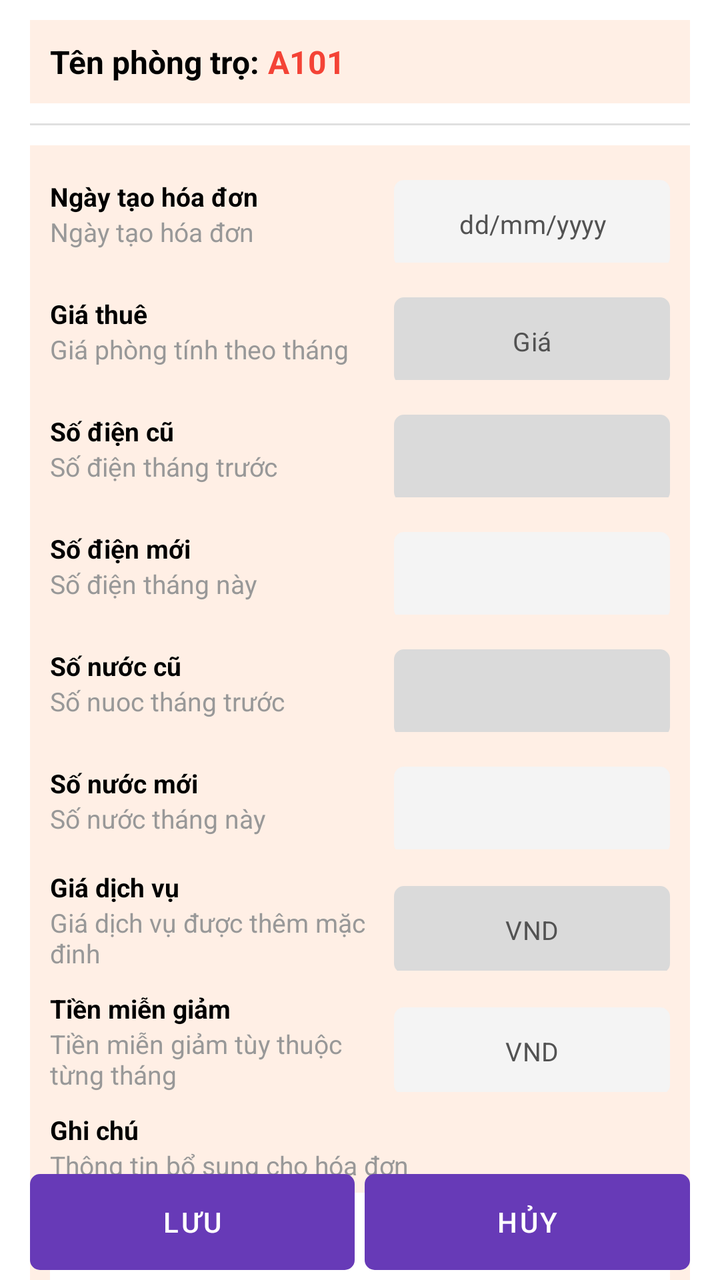
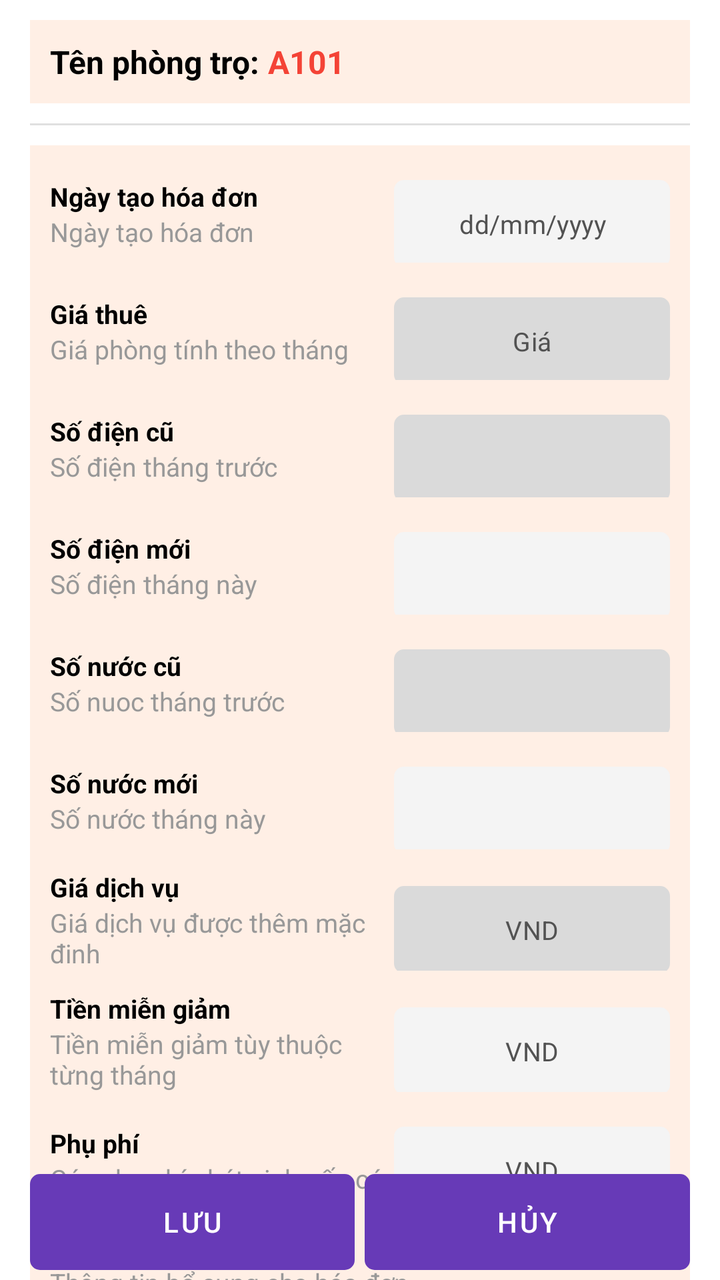

The first picture is an Android layout as it rendered before a commit; the second is the same layout after the commit. The layout source and the unified diff follow.
<!-- AndroidManifest.xml: application theme Theme.Motel -->
<!-- res/layout/fragment_create_bill_form.xml -->
<?xml version="1.0" encoding="utf-8"?>
<RelativeLayout xmlns:android="http://schemas.android.com/apk/res/android"
    xmlns:tools="http://schemas.android.com/tools"
    android:layout_width="match_parent"
    android:layout_height="match_parent"
    xmlns:app="http://schemas.android.com/apk/res-auto"
    android:orientation="vertical"
    android:paddingHorizontal="@dimen/PADDING_SIZE_DEFAULT"
    tools:context=".feature.createContract.CreateContractFormFragment">

    <androidx.core.widget.NestedScrollView
        android:layout_width="match_parent"
        android:layout_height="match_parent">

        <LinearLayout
            android:layout_width="match_parent"
            android:layout_height="match_parent"
            android:orientation="vertical">

            <LinearLayout
                android:layout_width="match_parent"
                android:layout_height="wrap_content"
                android:layout_marginVertical="@dimen/PADDING_SIZE_SMALL"
                android:background="@color/background4"
                android:padding="@dimen/PADDING_SIZE_SMALL">

                <TextView
                    android:layout_width="wrap_content"
                    android:layout_height="wrap_content"
                    android:text="Tên phòng trọ: "
                    android:textStyle="bold"
                    android:textColor="@color/black"
                    android:textSize="@dimen/TEXT_SIZE_LARGE"/>

                <TextView
                    android:id="@+id/tv_name"
                    android:layout_width="wrap_content"
                    android:layout_height="wrap_content"
                    android:text="A101"
                    android:textStyle="bold"
                    android:textColor="@color/red"
                    android:textSize="@dimen/TEXT_SIZE_LARGE"/>


            </LinearLayout>

            <com.google.android.material.divider.MaterialDivider
                android:layout_width="match_parent"
                android:layout_height="wrap_content"/>

            <LinearLayout
                android:orientation="vertical"
                android:layout_width="match_parent"
                android:layout_height="wrap_content"
                android:layout_marginVertical="@dimen/PADDING_SIZE_SMALL"
                android:background="@color/background4"
                android:weightSum="9"
                android:padding="@dimen/PADDING_SIZE_SMALL">



                <LinearLayout
                    android:layout_width="match_parent"
                    android:layout_height="wrap_content"
                    android:gravity="center_vertical"
                    android:weightSum="9">

                    <LinearLayout
                        android:layout_width="0dp"
                        android:layout_height="wrap_content"
                        android:layout_weight="5"
                        android:orientation="vertical">

                        <TextView
                            android:layout_width="wrap_content"
                            android:layout_height="wrap_content"
                            android:text="Ngày tạo hóa đơn"
                            android:textStyle="bold"
                            android:textColor="@color/black"
                            android:textSize="@dimen/TEXT_SIZE_DEFAULT"/>

                        <TextView
                            android:layout_width="wrap_content"
                            android:layout_height="wrap_content"
                            android:text="Ngày tạo hóa đơn"
                            android:textColor="@color/grey"
                            android:textSize="@dimen/TEXT_SIZE_DEFAULT"/>

                    </LinearLayout>

                    <com.google.android.material.textfield.TextInputLayout
                        android:id="@+id/til_create_date"
                        android:layout_width="0dp"
                        android:layout_height="wrap_content"
                        android:layout_marginTop="@dimen/PADDING_SIZE_EXTRA_SMALL"
                        style="@style/InputLayoutStyle1"
                        android:layout_weight="4"
                        app:hintEnabled="false">

                        <com.google.android.material.textfield.TextInputEditText
                            android:id="@+id/txt_create_date"
                            android:layout_width="match_parent"
                            android:layout_height="wrap_content"
                            android:hint="dd/mm/yyyy"
                            android:imeOptions="actionNext"
android:inputType="text"
                            android:gravity="center"
                            android:textSize="@dimen/TEXT_SIZE_DEFAULT"
                            tools:ignore="SpUsage" />
                    </com.google.android.material.textfield.TextInputLayout>

                </LinearLayout>

                <LinearLayout
                    android:layout_width="match_parent"
                    android:layout_height="wrap_content"
                    android:layout_marginTop="@dimen/PADDING_SIZE_SMALL"
                    android:gravity="center_vertical"
                    android:weightSum="9">

                    <LinearLayout
                        android:layout_width="0dp"
                        android:layout_height="wrap_content"
                        android:layout_weight="5"
                        android:orientation="vertical">

                        <TextView
                            android:layout_width="wrap_content"
                            android:layout_height="wrap_content"
                            android:text="Giá thuê"
                            android:textStyle="bold"
                            android:textColor="@color/black"
                            android:textSize="@dimen/TEXT_SIZE_DEFAULT"/>

                        <TextView
                            android:layout_width="wrap_content"
                            android:layout_height="wrap_content"
                            android:text="Giá phòng tính theo tháng"
                            android:textColor="@color/grey"
                            android:textSize="@dimen/TEXT_SIZE_DEFAULT"/>

                    </LinearLayout>

                    <com.google.android.material.textfield.TextInputLayout
                        android:id="@+id/til_rent"
                        android:layout_width="0dp"
                        android:layout_height="wrap_content"
                        android:layout_marginTop="@dimen/PADDING_SIZE_EXTRA_SMALL"
                        style="@style/InputLayoutStyle1"
                        android:layout_weight="4"
                        app:hintEnabled="false">

                        <com.google.android.material.textfield.TextInputEditText
                            android:id="@+id/txt_rent"
                            android:layout_width="match_parent"
                            android:layout_height="wrap_content"
                            android:backgroundTint="@color/background3"
                            android:hint="Giá"
                            android:imeOptions="actionNext"
android:inputType="text"
                            android:enabled="false"
                            android:gravity="center"
                            android:textSize="@dimen/TEXT_SIZE_DEFAULT"
                            tools:ignore="SpUsage" />
                    </com.google.android.material.textfield.TextInputLayout>

                </LinearLayout>

                <LinearLayout
                    android:layout_width="match_parent"
                    android:layout_height="wrap_content"
                    android:layout_marginTop="@dimen/PADDING_SIZE_SMALL"
                    android:gravity="center_vertical"
                    android:weightSum="9">

                    <LinearLayout
                        android:layout_width="0dp"
                        android:layout_height="wrap_content"
                        android:layout_weight="5"
                        android:orientation="vertical">

                        <TextView
                            android:layout_width="wrap_content"
                            android:layout_height="wrap_content"
                            android:text="Số điện cũ"
                            android:textStyle="bold"
                            android:textColor="@color/black"
                            android:textSize="@dimen/TEXT_SIZE_DEFAULT"/>

                        <TextView
                            android:layout_width="wrap_content"
                            android:layout_height="wrap_content"
                            android:text="Số điện tháng trước"
                            android:textColor="@color/grey"
                            android:textSize="@dimen/TEXT_SIZE_DEFAULT"/>

                    </LinearLayout>

                    <com.google.android.material.textfield.TextInputLayout
                        android:id="@+id/til_electricity_old"
                        android:layout_width="0dp"
                        android:layout_height="wrap_content"
                        android:layout_marginTop="@dimen/PADDING_SIZE_EXTRA_SMALL"
                        style="@style/InputLayoutStyle1"
                        android:layout_weight="4"
                        app:hintEnabled="false">

                        <com.google.android.material.textfield.TextInputEditText
                            android:id="@+id/txt_electricity_old"
                            android:layout_width="match_parent"
                            android:layout_height="wrap_content"
                            android:gravity="center"
                            android:imeOptions="actionNext"
                            android:backgroundTint="@color/background3"
                            android:enabled="false"
                            android:inputType="number"
                            android:textSize="@dimen/TEXT_SIZE_DEFAULT"
                            tools:ignore="SpUsage" />
                    </com.google.android.material.textfield.TextInputLayout>

                </LinearLayout>

                <LinearLayout
                    android:layout_width="match_parent"
                    android:layout_height="wrap_content"
                    android:layout_marginTop="@dimen/PADDING_SIZE_SMALL"
                    android:gravity="center_vertical"
                    android:weightSum="9">

                    <LinearLayout
                        android:layout_width="0dp"
                        android:layout_height="wrap_content"
                        android:layout_weight="5"
                        android:orientation="vertical">

                        <TextView
                            android:layout_width="wrap_content"
                            android:layout_height="wrap_content"
                            android:text="Số điện mới"
                            android:textStyle="bold"
                            android:textColor="@color/black"
                            android:textSize="@dimen/TEXT_SIZE_DEFAULT"/>

                        <TextView
                            android:layout_width="wrap_content"
                            android:layout_height="wrap_content"
                            android:text="Số điện tháng này"
                            android:textColor="@color/grey"
                            android:textSize="@dimen/TEXT_SIZE_DEFAULT"/>

                    </LinearLayout>

                    <com.google.android.material.textfield.TextInputLayout
                        android:id="@+id/til_electricity_new"
                        android:layout_width="0dp"
                        android:layout_height="wrap_content"
                        android:layout_marginTop="@dimen/PADDING_SIZE_EXTRA_SMALL"
                        style="@style/InputLayoutStyle1"
                        android:layout_weight="4"
                        app:hintEnabled="false">

                        <com.google.android.material.textfield.TextInputEditText
                            android:id="@+id/txt_electricity_new"
                            android:layout_width="match_parent"
                            android:layout_height="wrap_content"
                            android:inputType="number"
                            android:gravity="center"
                            android:imeOptions="actionNext"
                            android:textSize="@dimen/TEXT_SIZE_DEFAULT"
                            tools:ignore="SpUsage" />
                    </com.google.android.material.textfield.TextInputLayout>

                </LinearLayout>

                <LinearLayout
                    android:layout_width="match_parent"
                    android:layout_height="wrap_content"
                    android:layout_marginTop="@dimen/PADDING_SIZE_SMALL"
                    android:gravity="center_vertical"
                    android:weightSum="9">

                    <LinearLayout
                        android:layout_width="0dp"
                        android:layout_height="wrap_content"
                        android:layout_weight="5"
                        android:orientation="vertical">

                        <TextView
                            android:layout_width="wrap_content"
                            android:layout_height="wrap_content"
                            android:text="Số nước cũ"
                            android:textStyle="bold"
                            android:textColor="@color/black"
                            android:textSize="@dimen/TEXT_SIZE_DEFAULT"/>

                        <TextView
                            android:layout_width="wrap_content"
                            android:layout_height="wrap_content"
                            android:text="Số nuoc tháng trước"
                            android:textColor="@color/grey"
                            android:textSize="@dimen/TEXT_SIZE_DEFAULT"/>

                    </LinearLayout>

                    <com.google.android.material.textfield.TextInputLayout
                        android:id="@+id/til_water_old"
                        android:layout_width="0dp"
                        android:layout_height="wrap_content"
                        android:layout_marginTop="@dimen/PADDING_SIZE_EXTRA_SMALL"
                        style="@style/InputLayoutStyle1"
                        android:layout_weight="4"
                        app:hintEnabled="false">

                        <com.google.android.material.textfield.TextInputEditText
                            android:id="@+id/txt_water_old"
                            android:layout_width="match_parent"
                            android:layout_height="wrap_content"
                            android:inputType="number"
                            android:enabled="false"
                            android:imeOptions="actionNext"
                            android:backgroundTint="@color/background3"
                            android:gravity="center"
                            android:textSize="@dimen/TEXT_SIZE_DEFAULT"
                            tools:ignore="SpUsage" />
                    </com.google.android.material.textfield.TextInputLayout>

                </LinearLayout>

                <LinearLayout
                    android:layout_width="match_parent"
                    android:layout_height="wrap_content"
                    android:layout_marginTop="@dimen/PADDING_SIZE_SMALL"
                    android:gravity="center_vertical"
                    android:weightSum="9">

                    <LinearLayout
                        android:layout_width="0dp"
                        android:layout_height="wrap_content"
                        android:layout_weight="5"
                        android:orientation="vertical">

                        <TextView
                            android:layout_width="wrap_content"
                            android:layout_height="wrap_content"
                            android:text="Số nước mới"
                            android:textStyle="bold"
                            android:textColor="@color/black"
                            android:textSize="@dimen/TEXT_SIZE_DEFAULT"/>

                        <TextView
                            android:layout_width="wrap_content"
                            android:layout_height="wrap_content"
                            android:text="Số nước tháng này"
                            android:textColor="@color/grey"
                            android:textSize="@dimen/TEXT_SIZE_DEFAULT"/>

                    </LinearLayout>

                    <com.google.android.material.textfield.TextInputLayout
                        android:id="@+id/til_water_new"
                        android:layout_width="0dp"
                        android:layout_height="wrap_content"
                        android:layout_marginTop="@dimen/PADDING_SIZE_EXTRA_SMALL"
                        style="@style/InputLayoutStyle1"
                        android:layout_weight="4"
                        app:hintEnabled="false">

                        <com.google.android.material.textfield.TextInputEditText
                            android:id="@+id/txt_water_new"
                            android:layout_width="match_parent"
                            android:layout_height="wrap_content"
                            android:inputType="number"
                            android:imeOptions="actionNext"
                            android:gravity="center"
                            android:textSize="@dimen/TEXT_SIZE_DEFAULT"
                            tools:ignore="SpUsage" />
                    </com.google.android.material.textfield.TextInputLayout>

                </LinearLayout>

                <LinearLayout
                    android:layout_width="match_parent"
                    android:layout_height="wrap_content"
                    android:layout_marginTop="@dimen/PADDING_SIZE_SMALL"
                    android:gravity="center_vertical"
                    android:weightSum="9">

                    <LinearLayout
                        android:layout_width="0dp"
                        android:layout_height="wrap_content"
                        android:layout_weight="5"
                        android:orientation="vertical">

                        <TextView
                            android:layout_width="wrap_content"
                            android:layout_height="wrap_content"
                            android:text="Giá dịch vụ"
                            android:textStyle="bold"
                            android:textColor="@color/black"
                            android:textSize="@dimen/TEXT_SIZE_DEFAULT"/>

                        <TextView
                            android:layout_width="wrap_content"
                            android:layout_height="wrap_content"
                            android:text="Giá dịch vụ được thêm mặc đinh"
                            android:textColor="@color/grey"
                            android:textSize="@dimen/TEXT_SIZE_DEFAULT"/>

                    </LinearLayout>

                    <com.google.android.material.textfield.TextInputLayout
                        android:id="@+id/til_price_service"
                        android:layout_width="0dp"
                        android:layout_height="wrap_content"
                        android:layout_marginTop="@dimen/PADDING_SIZE_EXTRA_SMALL"
                        style="@style/InputLayoutStyle1"
                        android:layout_weight="4"
                        app:hintEnabled="false">

                        <com.google.android.material.textfield.TextInputEditText
                            android:id="@+id/txt_price_service"
                            android:layout_width="match_parent"
                            android:layout_height="wrap_content"
                            android:hint="VND"
                            android:imeOptions="actionNext"
                            android:backgroundTint="@color/background3"
                            android:enabled="false"
                            android:inputType="number"
                            android:gravity="center"
                            android:textSize="@dimen/TEXT_SIZE_DEFAULT"
                            tools:ignore="SpUsage" />
                    </com.google.android.material.textfield.TextInputLayout>

                </LinearLayout>

                <LinearLayout
                    android:layout_width="match_parent"
                    android:layout_height="wrap_content"
                    android:layout_marginTop="@dimen/PADDING_SIZE_SMALL"
                    android:gravity="center_vertical"
                    android:weightSum="9">

                    <LinearLayout
                        android:layout_width="0dp"
                        android:layout_height="wrap_content"
                        android:layout_weight="5"
                        android:orientation="vertical">

                        <TextView
                            android:layout_width="wrap_content"
                            android:layout_height="wrap_content"
                            android:text="Tiền miễn giảm"
                            android:textStyle="bold"
                            android:textColor="@color/black"
                            android:textSize="@dimen/TEXT_SIZE_DEFAULT"/>

                        <TextView
                            android:layout_width="wrap_content"
                            android:layout_height="wrap_content"
                            android:text="Tiền miễn giảm tùy thuộc từng tháng"
                            android:textColor="@color/grey"
                            android:textSize="@dimen/TEXT_SIZE_DEFAULT"/>

                    </LinearLayout>

                    <com.google.android.material.textfield.TextInputLayout
                        android:id="@+id/til_discount"
                        android:layout_width="0dp"
                        android:layout_height="wrap_content"
                        android:layout_marginTop="@dimen/PADDING_SIZE_EXTRA_SMALL"
                        style="@style/InputLayoutStyle1"
                        android:layout_weight="4"
                        app:hintEnabled="false">

                        <com.google.android.material.textfield.TextInputEditText
                            android:id="@+id/txt_discount"
                            android:layout_width="match_parent"
                            android:layout_height="wrap_content"
                            android:hint="VND"
                            android:imeOptions="actionDone"
                            android:inputType="number"
                            android:gravity="center"
                            android:textSize="@dimen/TEXT_SIZE_DEFAULT"
                            tools:ignore="SpUsage" />
                    </com.google.android.material.textfield.TextInputLayout>

                </LinearLayout>

                
                <LinearLayout
                    android:layout_width="match_parent"
                    android:layout_height="wrap_content"
                    android:layout_marginTop="@dimen/PADDING_SIZE_SMALL"
                    android:orientation="vertical">

                    <TextView
                        android:layout_width="wrap_content"
                        android:layout_height="wrap_content"
                        android:text="Ghi chú"
                        android:textStyle="bold"
                        android:textColor="@color/black"
                        android:textSize="@dimen/TEXT_SIZE_DEFAULT"/>

                    <TextView
                        android:layout_width="wrap_content"
                        android:layout_height="wrap_content"
                        android:text="Thông tin bổ sung cho hóa đơn"
                        android:textColor="@color/grey"
                        android:textSize="@dimen/TEXT_SIZE_DEFAULT"/>

                    <com.google.android.material.textfield.TextInputLayout
                        android:id="@+id/til_note"
                        android:layout_width="match_parent"
                        android:layout_height="100dp"
                        android:layout_marginTop="@dimen/PADDING_SIZE_EXTRA_SMALL"
                        style="@style/InputLayoutStyle1"
                        app:boxBackgroundColor="@color/background1"
                        app:hintEnabled="false">

                        <com.google.android.material.textfield.TextInputEditText
                            android:id="@+id/txt_note"
                            android:layout_width="match_parent"
                            android:layout_height="match_parent"
                            android:gravity="start|top"
                            android:inputType="textMultiLine"
                            android:imeOptions="actionDone"
                            android:textSize="@dimen/TEXT_SIZE_DEFAULT"
                            tools:ignore="SpUsage" />
                    </com.google.android.material.textfield.TextInputLayout>
                </LinearLayout>


            </LinearLayout>

            <View
                android:layout_width="wrap_content"
                android:layout_height="50dp"/>

        </LinearLayout>

    </androidx.core.widget.NestedScrollView>

    <LinearLayout
        android:layout_width="match_parent"
        android:layout_height="wrap_content"
        android:paddingVertical="@dimen/PADDING_SIZE_EXTRA_SMALL"
        android:layout_alignParentBottom="true">

        <Button
            android:id="@+id/btn_save"
            android:layout_weight="1"
            android:layout_width="0dp"
            android:layout_height="wrap_content"
            android:text="Lưu"
            android:textColor="@color/white"
            android:elevation="0dp"
            android:layout_gravity="center_horizontal"
            android:stateListAnimator="@null"
            android:backgroundTint="@color/primary"
            android:background="@drawable/background_button"/>

        <Space
            android:layout_width="@dimen/PADDING_SIZE_EXTRA_SMALL"
            android:layout_height="wrap_content"/>

        <Button
            android:id="@+id/btn_cancel"
            android:layout_weight="1"
            android:layout_width="0dp"
            android:layout_height="wrap_content"
            android:text="Hủy"
            android:textColor="@color/white"
            android:elevation="0dp"
            android:layout_gravity="center_horizontal"
            android:stateListAnimator="@null"
            android:backgroundTint="@color/primary"
            android:background="@drawable/background_button"/>


    </LinearLayout>

</RelativeLayout>
<!-- resources referenced by this layout -->
<resources>
  <color name="background1">#FFFFFFFF</color>
  <color name="background3">#DADADA</color>
  <color name="background4">#FFEFE5</color>
  <color name="black">#FF000000</color>
  <color name="grey">#989898</color>
  <color name="primary">#673AB7</color>
  <color name="red">#F44336</color>
  <color name="white">#FFFFFFFF</color>
  <dimen name="PADDING_SIZE_DEFAULT">15dp</dimen>
  <dimen name="PADDING_SIZE_EXTRA_SMALL">5dp</dimen>
  <dimen name="PADDING_SIZE_SMALL">10dp</dimen>
  <dimen name="TEXT_SIZE_DEFAULT">13sp</dimen>
  <dimen name="TEXT_SIZE_LARGE">16sp</dimen>
  <!-- drawable background_button (drawable) -->
  <?xml version="1.0" encoding="utf-8"?>
  <shape xmlns:android="http://schemas.android.com/apk/res/android"
      android:shape="rectangle">
      <corners android:radius="@dimen/RADIUS_SMALL"/>
      <solid android:color="@color/primary"/>
  
  </shape>
  <style name="InputLayoutStyle1" parent="Widget.MaterialComponents.TextInputLayout.OutlinedBox.Dense">
  
          <item name="boxCornerRadiusTopStart">@dimen/RADIUS_SMALL</item>
          <item name="boxCornerRadiusTopEnd">@dimen/RADIUS_SMALL</item>
          <item name="boxCornerRadiusBottomStart">@dimen/RADIUS_SMALL</item>
          <item name="boxCornerRadiusBottomEnd">@dimen/RADIUS_SMALL</item>
  
          <item name="boxBackgroundColor">@color/background2</item>
  
          <item name="boxStrokeColor">@android:color/transparent</item>
          <item name="boxStrokeWidth">0dp</item>
          <item name="boxStrokeWidthFocused">0dp</item>
      </style>
  <style name="Theme.Motel" parent="Theme.MaterialComponents.DayNight.NoActionBar">
          
          <item name="colorPrimary">@color/primary</item>
          <item name="colorPrimaryVariant">@color/primaryVariant</item>
          <item name="colorOnPrimary">@color/white</item>
          
          <item name="colorSecondary">@color/teal_200</item>
          <item name="colorSecondaryVariant">@color/teal_700</item>
          <item name="colorOnSecondary">@color/black</item>
          
          <item name="android:statusBarColor">?attr/colorPrimaryVariant</item>
  
          
          <item name="android:textColor">@color/textColor1</item>
          <item name="android:textColorHint">@color/textColor3</item>
          <item name="android:textColorSecondary">@color/textColor2</item>
          <item name="android:textColorTertiary">@color/textColor3</item>
          <item name="android:textColorPrimary">@color/textColor1</item>
  
          
          <item name="android:colorBackground">@color/background1</item>
      </style>
  <dimen name="RADIUS_SMALL">5dp</dimen>
  <color name="background2">#F4F4F4</color>
  <color name="primaryVariant">#8953EB</color>
  <color name="teal_200">#FF03DAC5</color>
  <color name="teal_700">#FF018786</color>
  <color name="textColor1">#000000</color>
  <color name="textColor3">#525252</color>
  <color name="textColor2">#343434</color>
</resources>

<!-- the commit's change to res/layout/fragment_create_bill_form.xml (unified diff, before → after) -->
@@ -484,6 +484,59 @@ android:inputType="text"
                             tools:ignore="SpUsage" />
                     </com.google.android.material.textfield.TextInputLayout>
 
+                </LinearLayout>
+
+                
+                <LinearLayout
+                    android:layout_width="match_parent"
+                    android:layout_height="wrap_content"
+                    android:layout_marginTop="@dimen/PADDING_SIZE_SMALL"
+                    android:gravity="center_vertical"
+                    android:weightSum="9">
+
+                    <LinearLayout
+                        android:layout_width="0dp"
+                        android:layout_height="wrap_content"
+                        android:layout_weight="5"
+                        android:orientation="vertical">
+
+                        <TextView
+                            android:layout_width="wrap_content"
+                            android:layout_height="wrap_content"
+                            android:text="Phụ phí"
+                            android:textStyle="bold"
+                            android:textColor="@color/black"
+                            android:textSize="@dimen/TEXT_SIZE_DEFAULT"/>
+
+                        <TextView
+                            android:layout_width="wrap_content"
+                            android:layout_height="wrap_content"
+                            android:text="Các phụ phí phát sinh nếu có"
+                            android:textColor="@color/grey"
+                            android:textSize="@dimen/TEXT_SIZE_DEFAULT"/>
+
+                    </LinearLayout>
+
+                    <com.google.android.material.textfield.TextInputLayout
+                        android:id="@+id/til_additional_fee"
+                        android:layout_width="0dp"
+                        android:layout_height="wrap_content"
+                        android:layout_marginTop="@dimen/PADDING_SIZE_EXTRA_SMALL"
+                        style="@style/InputLayoutStyle1"
+                        android:layout_weight="4"
+                        app:hintEnabled="false">
+
+                        <com.google.android.material.textfield.TextInputEditText
+                            android:id="@+id/txt_additional_fee"
+                            android:layout_width="match_parent"
+                            android:layout_height="wrap_content"
+                            android:hint="VND"
+                            android:imeOptions="actionNext"
+                            android:inputType="number"
+                            android:gravity="center"
+                            android:textSize="@dimen/TEXT_SIZE_DEFAULT"
+                            tools:ignore="SpUsage" />
+                    </com.google.android.material.textfield.TextInputLayout>
                 </LinearLayout>
 
                 
